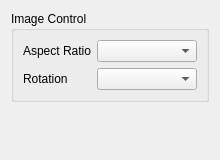
Old version of the form client/nx_client_desktop/src/nx/client/desktop/resource_properties/camera/image_control_widget.ui in the repository networkoptix/nx_open.
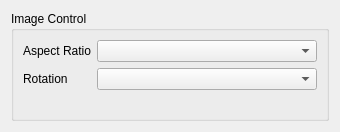
New version of the form.

Commit message:
VMS-7661: Redesigned camera settings dialog: general tab
<==== Mercurial data ====>
Branch: vms

Patch:
```diff
--- a/client/nx_client_desktop/src/nx/client/desktop/resource_properties/camera/image_control_widget.ui
+++ b/client/nx_client_desktop/src/nx/client/desktop/resource_properties/camera/image_control_widget.ui
@@ -6,8 +6,8 @@
    <rect>
     <x>0</x>
     <y>0</y>
-    <width>220</width>
-    <height>160</height>
+    <width>340</width>
+    <height>132</height>
    </rect>
   </property>
   <property name="windowTitle">
@@ -46,19 +46,6 @@
      </layout>
     </widget>
    </item>
-   <item>
-    <spacer name="verticalSpacer">
-     <property name="orientation">
-      <enum>Qt::Vertical</enum>
-     </property>
-     <property name="sizeHint" stdset="0">
-      <size>
-       <width>20</width>
-       <height>28</height>
-      </size>
-     </property>
-    </spacer>
-   </item>
   </layout>
  </widget>
  <resources/>
```
Left out of the diff: 3 changed lines with no effect on the pictures. The commit also changes 3 other files.
